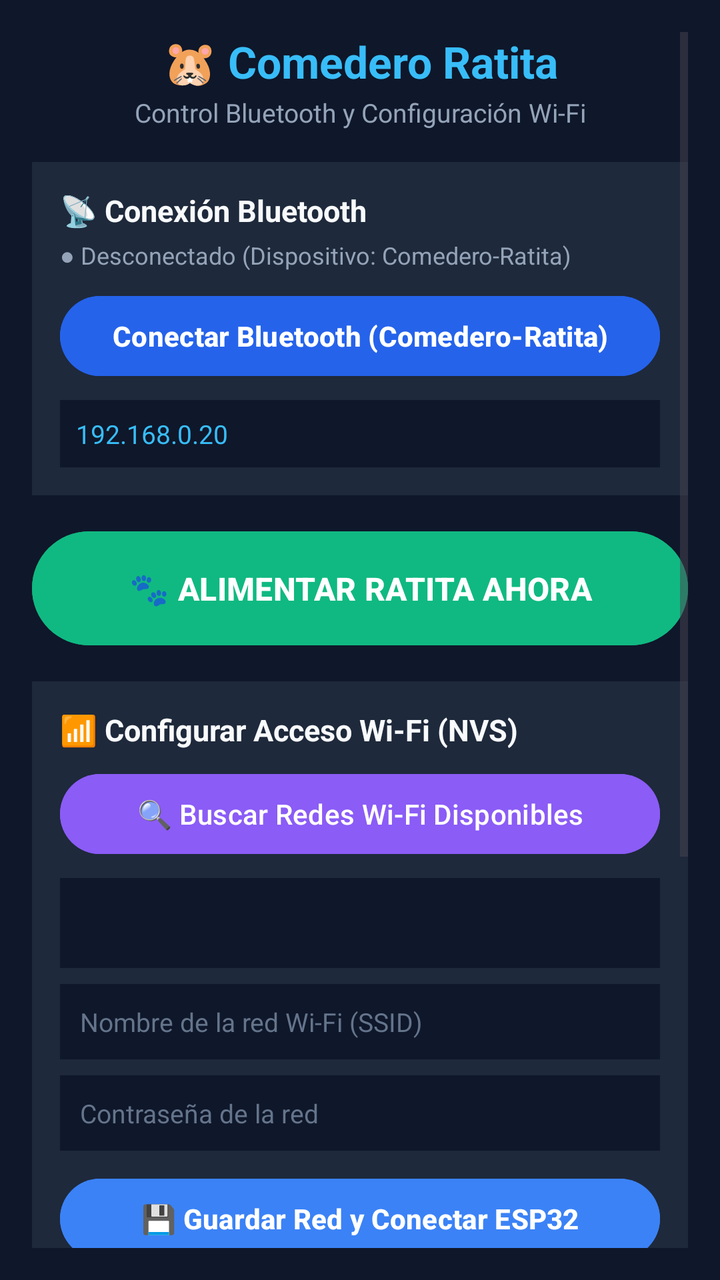
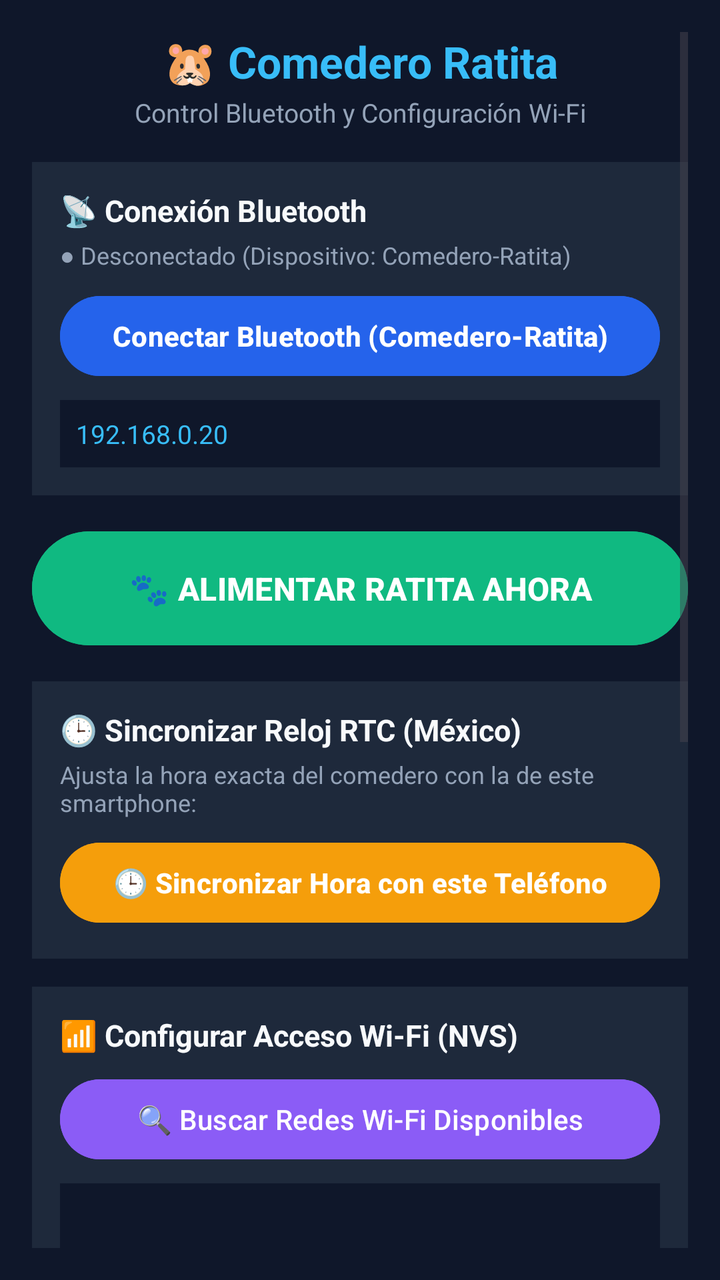

An Android layout rendered at two revisions. The XML below is the earlier revision; the diff shows what the commit changed to produce the second picture.
<!-- AndroidManifest.xml: application theme Theme.ComederoRatita -->
<!-- res/layout/activity_main.xml -->
<?xml version="1.0" encoding="utf-8"?>
<ScrollView xmlns:android="http://schemas.android.com/apk/res/android"
    android:layout_width="match_parent"
    android:layout_height="match_parent"
    android:background="#0F172A"
    android:padding="16dp">

    <LinearLayout
        android:layout_width="match_parent"
        android:layout_height="wrap_content"
        android:orientation="vertical">

        <TextView
            android:layout_width="match_parent"
            android:layout_height="wrap_content"
            android:text="🐹 Comedero Ratita"
            android:textColor="#38BDF8"
            android:textSize="22sp"
            android:textStyle="bold"
            android:gravity="center"
            android:layout_marginBottom="2dp"/>

        <TextView
            android:layout_width="match_parent"
            android:layout_height="wrap_content"
            android:text="Control Bluetooth y Configuración Wi-Fi"
            android:textColor="#94A3B8"
            android:textSize="13sp"
            android:gravity="center"
            android:layout_marginBottom="16dp"/>

        
        <LinearLayout
            android:layout_width="match_parent"
            android:layout_height="wrap_content"
            android:orientation="vertical"
            android:background="#1E293B"
            android:padding="14dp"
            android:layout_marginBottom="14dp">

            <TextView
                android:layout_width="wrap_content"
                android:layout_height="wrap_content"
                android:text="📡 Conexión Bluetooth"
                android:textColor="#F8FAFC"
                android:textStyle="bold"
                android:textSize="15sp"/>

            <TextView
                android:id="@+id/tvStatus"
                android:layout_width="match_parent"
                android:layout_height="wrap_content"
                android:text="● Desconectado (Dispositivo: Comedero-Ratita)"
                android:textColor="#94A3B8"
                android:textSize="12sp"
                android:layout_marginTop="4dp"
                android:layout_marginBottom="8dp"/>

            <Button
                android:id="@+id/btnConnectBt"
                android:layout_width="match_parent"
                android:layout_height="wrap_content"
                android:text="Conectar Bluetooth (Comedero-Ratita)"
                android:backgroundTint="#2563EB"
                android:textColor="#FFFFFF"
                android:textStyle="bold"/>

            <EditText
                android:id="@+id/etIp"
                android:layout_width="match_parent"
                android:layout_height="wrap_content"
                android:hint="IP Wi-Fi (ej. 192.168.0.20)"
                android:text="192.168.0.20"
                android:textColor="#38BDF8"
                android:textColorHint="#64748B"
                android:background="#0F172A"
                android:padding="8dp"
                android:textSize="13sp"
                android:layout_marginTop="8dp"/>
        </LinearLayout>

        
        <Button
            android:id="@+id/btnFeed"
            android:layout_width="match_parent"
            android:layout_height="65dp"
            android:text="🐾 ALIMENTAR RATITA AHORA"
            android:backgroundTint="#10B981"
            android:textColor="#FFFFFF"
            android:textSize="16sp"
            android:textStyle="bold"
            android:layout_marginBottom="14dp"/>

        
        <LinearLayout
            android:layout_width="match_parent"
            android:layout_height="wrap_content"
            android:orientation="vertical"
            android:background="#1E293B"
            android:padding="14dp"
            android:layout_marginBottom="14dp">

            <TextView
                android:layout_width="wrap_content"
                android:layout_height="wrap_content"
                android:text="📶 Configurar Acceso Wi-Fi (NVS)"
                android:textColor="#F8FAFC"
                android:textStyle="bold"
                android:textSize="15sp"
                android:layout_marginBottom="8dp"/>

            <Button
                android:id="@+id/btnScanWifi"
                android:layout_width="match_parent"
                android:layout_height="wrap_content"
                android:text="🔍 Buscar Redes Wi-Fi Disponibles"
                android:backgroundTint="#8B5CF6"
                android:textColor="#FFFFFF"
                android:layout_marginBottom="8dp"/>

            <Spinner
                android:id="@+id/spWifiList"
                android:layout_width="match_parent"
                android:layout_height="45dp"
                android:background="#0F172A"
                android:layout_marginBottom="8dp"/>

            <EditText
                android:id="@+id/etWifiSsid"
                android:layout_width="match_parent"
                android:layout_height="wrap_content"
                android:hint="Nombre de la red Wi-Fi (SSID)"
                android:textColor="#F8FAFC"
                android:textColorHint="#64748B"
                android:background="#0F172A"
                android:padding="10dp"
                android:textSize="13sp"
                android:layout_marginBottom="8dp"/>

            <EditText
                android:id="@+id/etWifiPass"
                android:layout_width="match_parent"
                android:layout_height="wrap_content"
                android:hint="Contraseña de la red"
                android:inputType="textPassword"
                android:textColor="#F8FAFC"
                android:textColorHint="#64748B"
                android:background="#0F172A"
                android:padding="10dp"
                android:textSize="13sp"
                android:layout_marginBottom="10dp"/>

            <Button
                android:id="@+id/btnSaveWifi"
                android:layout_width="match_parent"
                android:layout_height="wrap_content"
                android:text="💾 Guardar Red y Conectar ESP32"
                android:backgroundTint="#3B82F6"
                android:textColor="#FFFFFF"
                android:textStyle="bold"/>
        </LinearLayout>

        
        <LinearLayout
            android:layout_width="match_parent"
            android:layout_height="wrap_content"
            android:orientation="vertical"
            android:background="#1E293B"
            android:padding="14dp"
            android:layout_marginBottom="14dp">

            <TextView
                android:layout_width="wrap_content"
                android:layout_height="wrap_content"
                android:text="⏱️ Configurar Horario Automático"
                android:textColor="#F8FAFC"
                android:textStyle="bold"
                android:textSize="15sp"
                android:layout_marginBottom="8dp"/>

            <TextView
                android:layout_width="wrap_content"
                android:layout_height="wrap_content"
                android:text="Dispensar cada (minutos):"
                android:textColor="#CBD5E1"
                android:textSize="12sp"/>

            <LinearLayout
                android:layout_width="match_parent"
                android:layout_height="wrap_content"
                android:orientation="horizontal"
                android:layout_marginTop="4dp"
                android:layout_marginBottom="12dp">

                <EditText
                    android:id="@+id/etInterval"
                    android:layout_width="0dp"
                    android:layout_weight="1"
                    android:layout_height="wrap_content"
                    android:inputType="number"
                    android:text="5"
                    android:textColor="#38BDF8"
                    android:background="#0F172A"
                    android:padding="8dp"/>

                <Button
                    android:id="@+id/btnSaveInterval"
                    android:layout_width="wrap_content"
                    android:layout_height="wrap_content"
                    android:text="Guardar Minutos"
                    android:backgroundTint="#3B82F6"
                    android:layout_marginStart="8dp"/>
            </LinearLayout>

            <View
                android:layout_width="match_parent"
                android:layout_height="1dp"
                android:background="#334155"
                android:layout_marginBottom="12dp"/>

            <TextView
                android:layout_width="wrap_content"
                android:layout_height="wrap_content"
                android:text="O configurar dos horarios diarios fijos (0 a 23h):"
                android:textColor="#CBD5E1"
                android:textSize="12sp"/>

            <LinearLayout
                android:layout_width="match_parent"
                android:layout_height="wrap_content"
                android:orientation="horizontal"
                android:layout_marginTop="4dp"
                android:layout_marginBottom="10dp">

                <EditText
                    android:id="@+id/etH1"
                    android:layout_width="50dp"
                    android:layout_height="wrap_content"
                    android:inputType="number"
                    android:text="8"
                    android:textColor="#38BDF8"
                    android:background="#0F172A"
                    android:padding="8dp"
                    android:gravity="center"/>

                <TextView
                    android:layout_width="wrap_content"
                    android:layout_height="wrap_content"
                    android:text=":00 y"
                    android:textColor="#94A3B8"
                    android:layout_marginHorizontal="6dp"/>

                <EditText
                    android:id="@+id/etH2"
                    android:layout_width="50dp"
                    android:layout_height="wrap_content"
                    android:inputType="number"
                    android:text="20"
                    android:textColor="#38BDF8"
                    android:background="#0F172A"
                    android:padding="8dp"
                    android:gravity="center"/>

                <TextView
                    android:layout_width="wrap_content"
                    android:layout_height="wrap_content"
                    android:text=":00"
                    android:textColor="#94A3B8"
                    android:layout_marginStart="6dp"/>
            </LinearLayout>

            <Button
                android:id="@+id/btnSaveHours"
                android:layout_width="match_parent"
                android:layout_height="wrap_content"
                android:text="Guardar Horas Fijas"
                android:backgroundTint="#3B82F6"
                android:textColor="#FFFFFF"/>
        </LinearLayout>

    </LinearLayout>
</ScrollView>
<!-- resources referenced by this layout -->
<resources>
  <style name="Theme.ComederoRatita" parent="Theme.Material3.DayNight.NoActionBar">
          <item name="android:statusBarColor">#0F172A</item>
      </style>
</resources>

<!-- the commit's change to res/layout/activity_main.xml (unified diff, before → after) -->
@@ -103,6 +103,42 @@
             <TextView
                 android:layout_width="wrap_content"
                 android:layout_height="wrap_content"
+                android:text="🕒 Sincronizar Reloj RTC (México)"
+                android:textColor="#F8FAFC"
+                android:textStyle="bold"
+                android:textSize="15sp"
+                android:layout_marginBottom="4dp"/>
+
+            <TextView
+                android:layout_width="wrap_content"
+                android:layout_height="wrap_content"
+                android:text="Ajusta la hora exacta del comedero con la de este smartphone:"
+                android:textColor="#94A3B8"
+                android:textSize="12sp"
+                android:layout_marginBottom="8dp"/>
+
+            <Button
+                android:id="@+id/btnSyncTime"
+                android:layout_width="match_parent"
+                android:layout_height="wrap_content"
+                android:text="🕒 Sincronizar Hora con este Teléfono"
+                android:backgroundTint="#F59E0B"
+                android:textColor="#FFFFFF"
+                android:textStyle="bold"/>
+        </LinearLayout>
+
+        
+        <LinearLayout
+            android:layout_width="match_parent"
+            android:layout_height="wrap_content"
+            android:orientation="vertical"
+            android:background="#1E293B"
+            android:padding="14dp"
+            android:layout_marginBottom="14dp">
+
+            <TextView
+                android:layout_width="wrap_content"
+                android:layout_height="wrap_content"
                 android:text="📶 Configurar Acceso Wi-Fi (NVS)"
                 android:textColor="#F8FAFC"
                 android:textStyle="bold"
